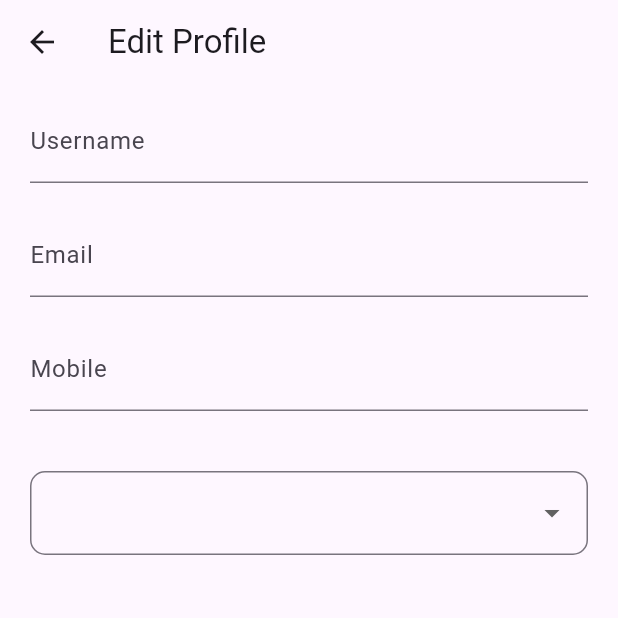
After one commit to dainavipurav/010_flutter_amazon_clone_app, a Flutter app: the EditProfile screen opened directly, on a phone screen of 412 x 824 dp, the top half of it. The commit adds this screen. Run offline on Flutter 3.47's test engine with Material 3 defaults, Android fonts, the light colour scheme and no system bars; our stand-ins replace cloud_firestore, firebase_auth, firebase_core, firebase_storage, flutter_svg, get and 1 more; accounts and stored records are empty; network calls fail.

Commit message:
feat : edit profile and login cache issue in android devices

```diff
--- /dev/null
+++ b/lib/screens/profile/edit_profile.dart
@@ -0,0 +1,90 @@
+import 'package:amazon/core/utils.dart';
+import 'package:amazon/screens/profile/profile_controller.dart';
+import 'package:flutter/material.dart';
+import 'package:get/get.dart';
+
+class EditProfile extends StatelessWidget {
+  const EditProfile({super.key});
+
+  @override
+  Widget build(BuildContext context) {
+    final xController = Get.find<ProfileController>();
+    return Scaffold(
+      appBar: AppBar(
+        title: const Text('Edit Profile'),
+      ),
+      body: SingleChildScrollView(
+        padding: const EdgeInsets.symmetric(
+          horizontal: 20,
+          vertical: 10,
+        ),
+        child: Form(
+          child: Column(
+            children: [
+              TextFormField(
+                controller: xController.usernameController,
+                focusNode: xController.usernameFocusNode,
+                decoration: const InputDecoration(labelText: username),
+                validator: (value) {
+                  if (value == null || value.trim().isEmpty) {
+                    return usernameValidation;
+                  }
+                  return null;
+                },
+              ),
+              const SizedBox(height: 20),
+              TextFormField(
+                controller: xController.emailController,
+                focusNode: xController.emailFocusNode,
+                decoration: const InputDecoration(labelText: email),
+                validator: (value) {
+                  if (value == null ||
+                      value.trim().isEmpty ||
+                      value.contains('@') == false) {
+                    return emailValidation;
+                  }
+                  return null;
+                },
+              ),
+              const SizedBox(height: 20),
+              TextFormField(
+                controller: xController.mobileController,
+                focusNode: xController.mobileFocusNode,
+                decoration: const InputDecoration(labelText: mobile),
+                validator: (value) {
+                  if (value == null || value.trim().length != 10) {
+                    return mobileValidation;
+                  }
+                  return null;
+                },
+              ),
+              const SizedBox(height: 40),
+              DropdownButtonFormField(
+                items: [
+                  DropdownMenuItem(
+                    child: Text('Male'),
+                    value: 'Male',
+                  ),
+                  DropdownMenuItem(
+                    child: Text('Female'),
+                    value: 'Female',
+                  ),
+                  DropdownMenuItem(
+                    child: Text('Other'),
+                    value: 'Other',
+                  ),
+                ],
+                onChanged: (value) {},
+                decoration: InputDecoration(
+                  border: OutlineInputBorder(
+                    borderRadius: BorderRadius.circular(10),
+                  ),
+                ),
+              )
+            ],
+          ),
+        ),
+      ),
+    );
+  }
+}
--- /dev/null
+++ b/lib/screens/profile/profile_controller.dart
@@ -0,0 +1,23 @@
+import 'package:amazon/screens/profile/edit_profile.dart';
+import 'package:flutter/material.dart';
+import 'package:get/get.dart';
+
+class ProfileController extends GetxController {
+  final formKey = GlobalKey<FormState>();
+
+  final usernameController = TextEditingController();
+  final emailController = TextEditingController();
+  final mobileController = TextEditingController();
+
+  final usernameFocusNode = FocusNode();
+  final emailFocusNode = FocusNode();
+  final mobileFocusNode = FocusNode();
+
+  void goToEditProfilePage(BuildContext context) {
+    Navigator.of(context).push(
+      MaterialPageRoute(
+        builder: (context) => const EditProfile(),
+      ),
+    );
+  }
+}
--- a/pubspec.yaml
+++ b/pubspec.yaml
@@ -32,3 +32,4 @@ flutter:
   assets:
     - assets/
     - assets/icons/
+    - assets/images/
```
Also changed, not shown: lib/screens/address/address_details_controller.dart (+57 -9 lines), lib/screens/dashboard/dashboard.dart (+4 -6 lines), lib/screens/dashboard/dashboard_controller.dart (+19 -0 lines), lib/screens/profile/profile.dart (added, +143 -0 lines), assets/images/profile_pic.png (added), 1 other file.
